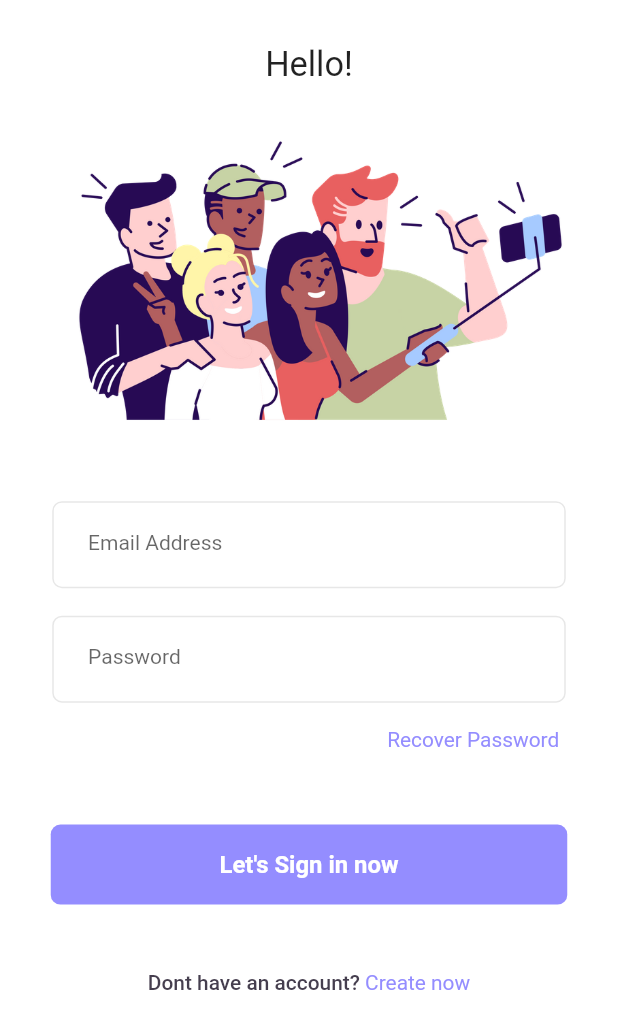
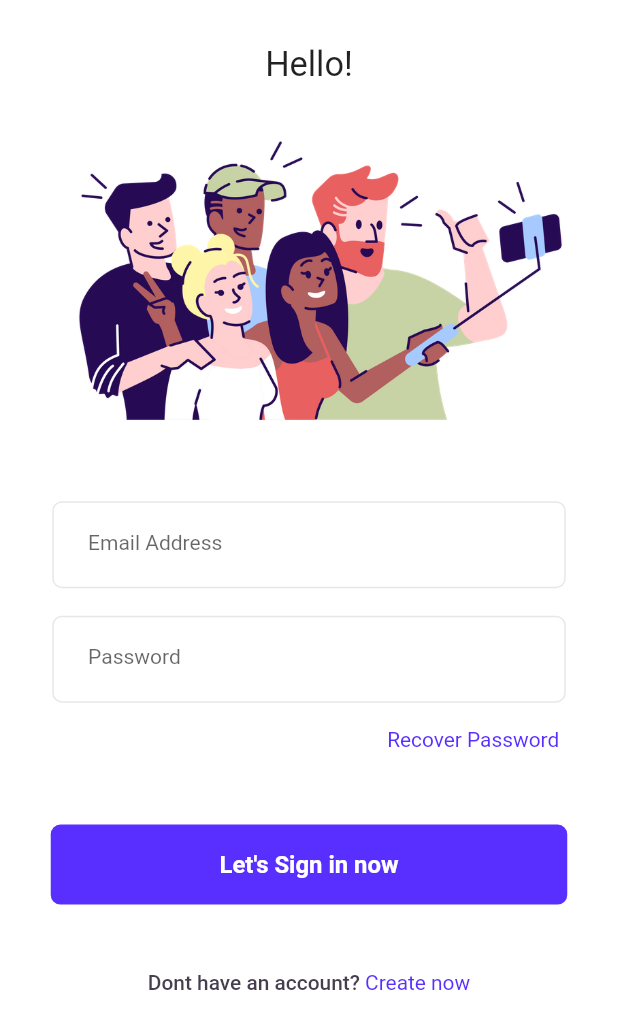
Before and after one commit to HavelCS/SnapSearchFlutter, a Flutter app: the screen it shows after launch, on a phone screen of 412 x 824 dp. Shown: the top 1029 px of the screen. Run offline on Flutter 3.47's test engine with Material 2 defaults, Android fonts, the phone set to English and light mode, and no system bars; our stand-ins replace curved_navigation_bar, firebase_core, firebase_storage, flutter_screenutil, image_picker, shared_preferences; missing offline and left inert: tflite; accounts and stored records are empty; Roboto replaces fonts that are missing (ArialBold, HelveticaRegular, RobotoRegular).

Commit message:
color theme changed

```diff
--- a/lib/constants/colors.dart
+++ b/lib/constants/colors.dart
@@ -1,5 +1,5 @@
 import 'package:flutter/material.dart';
 
 
-const Color primaryColor = Color(0xff948DFF);
-const Color backgroundColor = Color(0xff121212);
+const Color primaryColor = Color(0xff582FFF);
+const Color backgroundColor = Color(0xff131417);
```
Also changed, not shown: lib/features/home/screens/homescreen.dart (+5 -5 lines).
